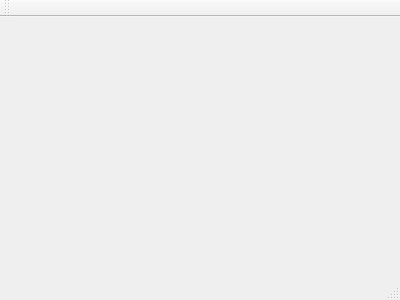
joeric1028/NFCReader, file mainwindow.ui: the form before one commit.
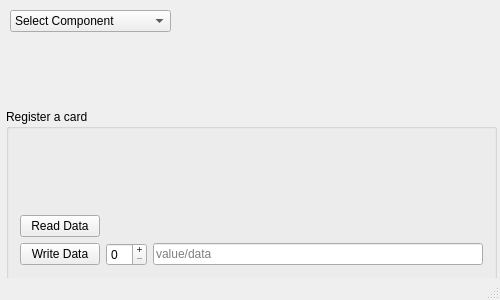
The form after the commit.

Patch:
```diff
--- a/mainwindow.ui
+++ b/mainwindow.ui
@@ -1,24 +1,110 @@
 <ui version="4.0">
  <class>MainWindow</class>
- <widget class="QMainWindow" name="MainWindow" >
-  <property name="geometry" >
+ <widget class="QMainWindow" name="MainWindow">
+  <property name="geometry">
    <rect>
     <x>0</x>
     <y>0</y>
-    <width>400</width>
+    <width>500</width>
     <height>300</height>
    </rect>
   </property>
-  <property name="windowTitle" >
-   <string>MainWindow</string>
+  <property name="sizePolicy">
+   <sizepolicy hsizetype="Fixed" vsizetype="Fixed">
+    <horstretch>0</horstretch>
+    <verstretch>0</verstretch>
+   </sizepolicy>
   </property>
-  <widget class="QMenuBar" name="menuBar" />
-  <widget class="QToolBar" name="mainToolBar" />
-  <widget class="QWidget" name="centralWidget" />
-  <widget class="QStatusBar" name="statusBar" />
+  <property name="minimumSize">
+   <size>
+    <width>500</width>
+    <height>300</height>
+   </size>
+  </property>
+  <property name="maximumSize">
+   <size>
+    <width>500</width>
+    <height>300</height>
+   </size>
+  </property>
+  <property name="windowTitle">
+   <string>NFC Reader V1</string>
+  </property>
+  <widget class="QWidget" name="centralWidget">
+   <widget class="QGroupBox" name="groupBox_registerACard">
+    <property name="geometry">
+     <rect>
+      <x>6</x>
+      <y>109</y>
+      <width>491</width>
+      <height>171</height>
+     </rect>
+    </property>
+    <property name="title">
+     <string>Register a card</string>
+    </property>
+    <layout class="QGridLayout" name="gridLayout">
+     <item row="0" column="1" colspan="2">
+      <widget class="QLabel" name="label">
+       <property name="text">
+        <string/>
+       </property>
+      </widget>
+     </item>
+     <item row="1" column="0">
+      <widget class="QPushButton" name="pushButton_readData">
+       <property name="text">
+        <string>Read Data</string>
+       </property>
+      </widget>
+     </item>
+     <item row="2" column="0">
+      <widget class="QPushButton" name="pushButton_writeData">
+       <property name="text">
+        <string>Write Data</string>
+       </property>
+      </widget>
+     </item>
+     <item row="2" column="1">
+      <widget class="QSpinBox" name="spinBox">
+       <property name="buttonSymbols">
+        <enum>QAbstractSpinBox::PlusMinus</enum>
+       </property>
+      </widget>
+     </item>
+     <item row="2" column="2">
+      <widget class="QLineEdit" name="lineEdit_valueData">
+       <property name="placeholderText">
+        <string>value/data</string>
+       </property>
+      </widget>
+     </item>
+    </layout>
+   </widget>
+   <widget class="QComboBox" name="comboBox_device">
+    <property name="geometry">
+     <rect>
+      <x>10</x>
+      <y>10</y>
+      <width>161</width>
+      <height>22</height>
+     </rect>
+    </property>
+    <item>
+     <property name="text">
+      <string>Select Component</string>
+     </property>
+    </item>
+    <item>
+     <property name="text">
+      <string>ACR122U-A9</string>
+     </property>
+    </item>
+   </widget>
+  </widget>
+  <widget class="QStatusBar" name="statusBar"/>
  </widget>
- <layoutDefault spacing="6" margin="11" />
- <pixmapfunction></pixmapfunction>
+ <layoutdefault spacing="6" margin="11"/>
  <resources/>
  <connections/>
 </ui>
```
Left out of the diff: 1 changed line with no effect on the pictures.
